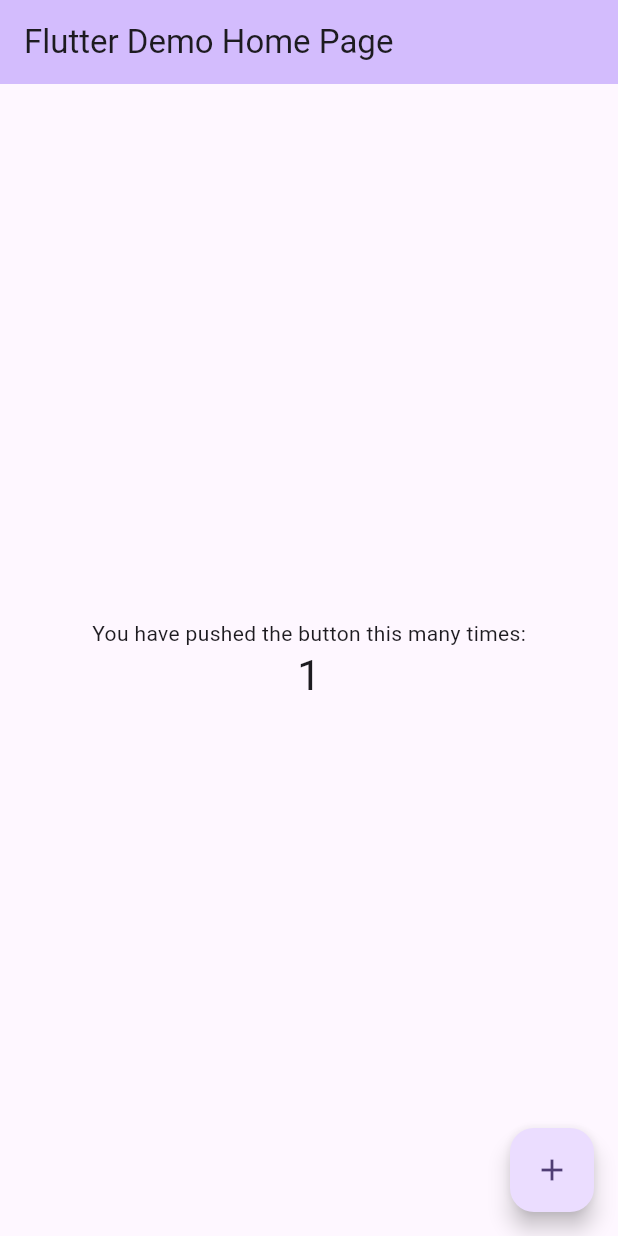
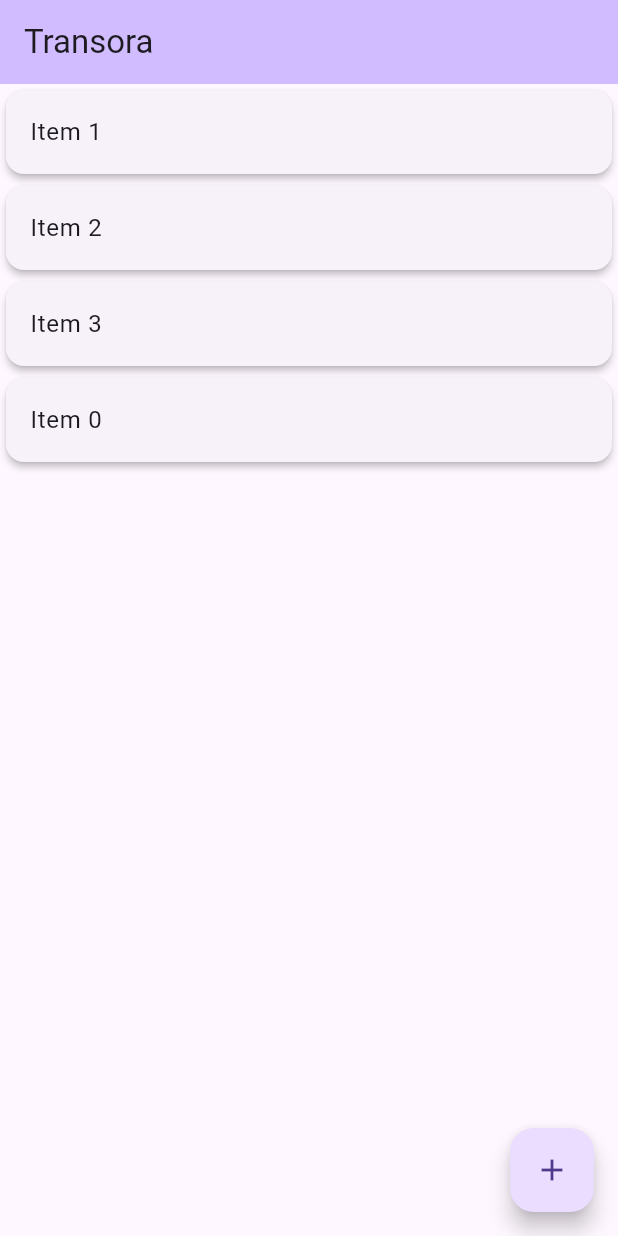
Before and after one commit to amadoug2g/Transora, a Flutter app: the screen it shows after launch, after a tap on the "add" icon, on a phone screen of 412 x 824 dp. Run offline on Flutter 3.47's test engine with Material 3 defaults, Android fonts, the phone set to English and light mode, and no system bars; our stand-ins replace go_router.

Commit message:
Adding Library Screen, refactoring app entrypoint

```diff
--- a/lib/main.dart
+++ b/lib/main.dart
@@ -1,100 +1,39 @@
 import 'package:flutter/material.dart';
+import 'package:go_router/go_router.dart';
+import 'package:transora/src/audio_library/audio_detail_screen.dart';
+import 'package:transora/src/audio_library/library_screen.dart';
 
-void main() {
-  runApp(const MyApp());
-}
+void main() => runApp(const Transora());
 
-class MyApp extends StatelessWidget {
-  const MyApp({super.key});
+final _router = GoRouter(
+  routes: [
+    GoRoute(
+      path: "/",
+      builder: (context, state) => LibraryScreen(),
+      routes: [
+        GoRoute(
+          path: "details/:title",
+          name: "details",
+          builder: (context, state) {
+            return AudioDetailScreen(
+              title: state.pathParameters['title'],
+            );
+          },
+        )
+      ],
+    ),
+  ],
+);
+
+class Transora extends StatelessWidget {
+  const Transora({super.key});
 
   @override
   Widget build(BuildContext context) {
-    return MaterialApp(
-      title: 'Flutter Demo',
-      theme: ThemeData(
-        colorScheme: ColorScheme.fromSeed(seedColor: Colors.deepPurple),
-        useMaterial3: true,
-      ),
-      home: const MyHomePage(title: 'Flutter Demo Home Page'),
+    return MaterialApp.router(
+      routerConfig: _router,
+      title: 'Transora',
+      debugShowCheckedModeBanner: false,
     );
   }
 }
-
-class MyHomePage extends StatefulWidget {
-  const MyHomePage({super.key, required this.title});
-
-  final String title;
-
-  @override
-  State<MyHomePage> createState() => _MyHomePageState();
-}
-
-class _MyHomePageState extends State<MyHomePage> {
-  int _counter = 0;
-
-  void _incrementCounter() {
-    setState(() {
-      // This call to setState tells the Flutter framework that something has
-      // changed in this State, which causes it to rerun the build method below
-      // so that the display can reflect the updated values. If we changed
-      // _counter without calling setState(), then the build method would not be
-      // called again, and so nothing would appear to happen.
-      _counter++;
-    });
-  }
-
-  @override
-  Widget build(BuildContext context) {
-    // This method is rerun every time setState is called, for instance as done
-    // by the _incrementCounter method above.
-    //
-    // The Flutter framework has been optimized to make rerunning build methods
-    // fast, so that you can just rebuild anything that needs updating rather
-    // than having to individually change instances of widgets.
-    return Scaffold(
-      appBar: AppBar(
-        // TRY THIS: Try changing the color here to a specific color (to
-        // Colors.amber, perhaps?) and trigger a hot reload to see the AppBar
-        // change color while the other colors stay the same.
-        backgroundColor: Theme.of(context).colorScheme.inversePrimary,
-        // Here we take the value from the MyHomePage object that was created by
-        // the App.build method, and use it to set our appbar title.
-        title: Text(widget.title),
-      ),
-      body: Center(
-        // Center is a layout widget. It takes a single child and positions it
-        // in the middle of the parent.
-        child: Column(
-          // Column is also a layout widget. It takes a list of children and
-          // arranges them vertically. By default, it sizes itself to fit its
-          // children horizontally, and tries to be as tall as its parent.
-          //
-          // Column has various properties to control how it sizes itself and
-          // how it positions its children. Here we use mainAxisAlignment to
-          // center the children vertically; the main axis here is the vertical
-          // axis because Columns are vertical (the cross axis would be
-          // horizontal).
-          //
-          // TRY THIS: Invoke "debug painting" (choose the "Toggle Debug Paint"
-          // action in the IDE, or press "p" in the console), to see the
-          // wireframe for each widget.
-          mainAxisAlignment: MainAxisAlignment.center,
-          children: <Widget>[
-            const Text(
-              'You have pushed the button this many times:',
-            ),
-            Text(
-              '$_counter',
-              style: Theme.of(context).textTheme.headlineMedium,
-            ),
-          ],
-        ),
-      ),
-      floatingActionButton: FloatingActionButton(
-        onPressed: _incrementCounter,
-        tooltip: 'Increment',
-        child: const Icon(Icons.add),
-      ), // This trailing comma makes auto-formatting nicer for build methods.
-    );
-  }
-}
--- /dev/null
+++ b/lib/src/audio_library/audio_detail_screen.dart
@@ -0,0 +1,19 @@
+import 'package:flutter/material.dart';
+
+class AudioDetailScreen extends StatelessWidget {
+  const AudioDetailScreen({
+    required this.title,
+    super.key,
+  });
+
+  final String? title;
+
+  @override
+  Widget build(BuildContext context) {
+    return Scaffold(
+      body: Center(
+        child: Text("Detail Screen: $title"),
+      ),
+    );
+  }
+}
--- /dev/null
+++ b/lib/src/audio_library/library_screen.dart
@@ -0,0 +1,55 @@
+import 'dart:math';
+
+import 'package:flutter/material.dart';
+import 'package:go_router/go_router.dart';
+
+class LibraryScreen extends StatefulWidget {
+  const LibraryScreen({super.key});
+
+  @override
+  State<LibraryScreen> createState() => _LibraryScreenState();
+}
+
+class _LibraryScreenState extends State<LibraryScreen> {
+  List<String> items = ["Item 1", "Item 2", "Item 3"];
+
+  @override
+  Widget build(BuildContext context) {
+    return Scaffold(
+      appBar: AppBar(
+        backgroundColor: Theme.of(context).colorScheme.inversePrimary,
+        title: Text("Transora"),
+      ),
+      body: ListView(
+        children: items
+            .map(
+              (item) => Card(
+                elevation: 2,
+                child: ListTile(
+                  title: Text(item),
+                  onTap: () {
+                    debugPrint("Item clicked! $item");
+                    context.goNamed(
+                      "details",
+                      pathParameters: {
+                        'title': item,
+                      },
+                    );
+                  },
+                ),
+              ),
+            )
+            .toList(),
+      ),
+      floatingActionButton: FloatingActionButton(
+        onPressed: () {
+          setState(() {
+            items.add("Item ${Random().nextInt(10)}");
+          });
+          debugPrint("new item added");
+        },
+        child: Icon(Icons.add),
+      ),
+    );
+  }
+}
--- a/pubspec.yaml
+++ b/pubspec.yaml
@@ -12,6 +12,7 @@ dependencies:
     sdk: flutter
 
   cupertino_icons: ^1.0.8
+  go_router: ^15.1.2
 
 dev_dependencies:
   flutter_test:
```
Also changed, not shown: pubspec.lock, 2 other files.
